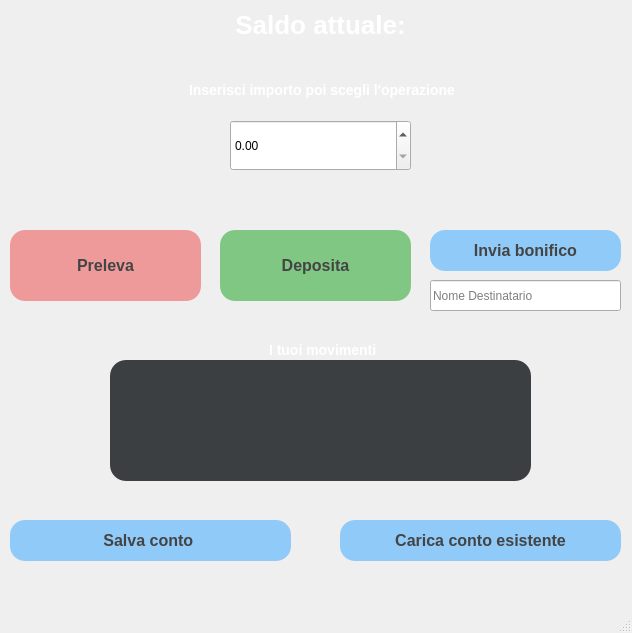
AndreaDiPietro0/BankAccount_DiPietro, file MainWindow.ui: the form before one commit.
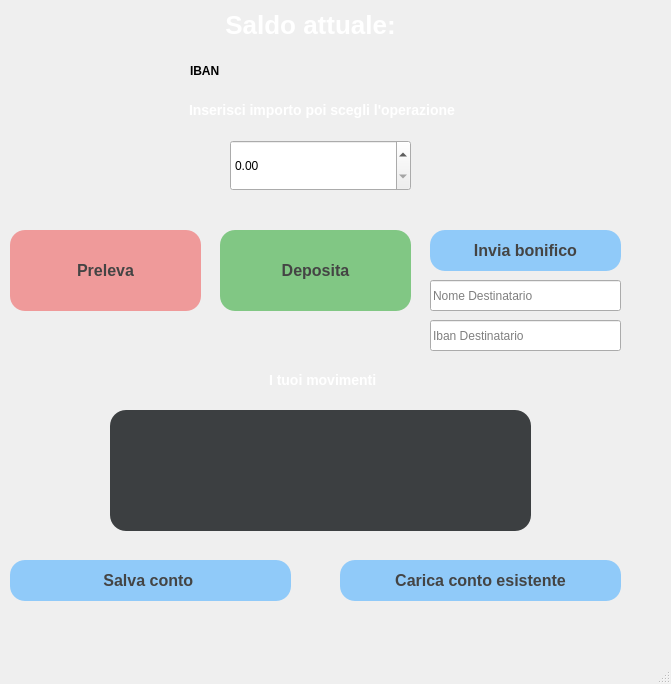
The form after the commit.

Commit message: aggiunto iban, ui, costruttore Transaction

What changed in the file:
```diff
--- a/MainWindow.ui
+++ b/MainWindow.ui
@@ -6,8 +6,8 @@
    <rect>
     <x>0</x>
     <y>0</y>
-    <width>632</width>
-    <height>633</height>
+    <width>671</width>
+    <height>684</height>
    </rect>
   </property>
   <property name="windowTitle">
@@ -17,9 +17,9 @@
    <widget class="QLabel" name="labelSaldo">
     <property name="geometry">
      <rect>
-      <x>170</x>
+      <x>140</x>
       <y>0</y>
-      <width>301</width>
+      <width>341</width>
       <height>51</height>
      </rect>
     </property>
@@ -53,7 +53,7 @@
       <x>220</x>
       <y>230</y>
       <width>191</width>
-      <height>71</height>
+      <height>81</height>
      </rect>
     </property>
     <property name="font">
@@ -90,7 +90,7 @@
       <x>10</x>
       <y>230</y>
       <width>191</width>
-      <height>71</height>
+      <height>81</height>
      </rect>
     </property>
     <property name="font">
@@ -125,7 +125,7 @@
     <property name="geometry">
      <rect>
       <x>10</x>
-      <y>520</y>
+      <y>560</y>
       <width>281</width>
       <height>41</height>
      </rect>
@@ -162,7 +162,7 @@
     <property name="geometry">
      <rect>
       <x>340</x>
-      <y>520</y>
+      <y>560</y>
       <width>281</width>
       <height>41</height>
      </rect>
@@ -254,7 +254,7 @@
     <property name="geometry">
      <rect>
       <x>110</x>
-      <y>360</y>
+      <y>410</y>
       <width>421</width>
       <height>121</height>
      </rect>
@@ -287,7 +287,7 @@
     <property name="geometry">
      <rect>
       <x>260</x>
-      <y>330</y>
+      <y>360</y>
       <width>121</width>
       <height>41</height>
      </rect>
@@ -317,7 +317,7 @@
     <property name="geometry">
      <rect>
       <x>180</x>
-      <y>70</y>
+      <y>90</y>
       <width>371</width>
       <height>41</height>
      </rect>
@@ -347,7 +347,7 @@
     <property name="geometry">
      <rect>
       <x>230</x>
-      <y>120</y>
+      <y>140</y>
       <width>181</width>
       <height>51</height>
      </rect>
@@ -358,6 +358,56 @@
      </font>
     </property>
    </widget>
+   <widget class="QLabel" name="labelIban">
+    <property name="geometry">
+     <rect>
+      <x>190</x>
+      <y>50</y>
+      <width>371</width>
+      <height>41</height>
+     </rect>
+    </property>
+    <property name="font">
+     <font>
+      <family>Arial</family>
+      <bold>true</bold>
+     </font>
+    </property>
+    <property name="styleSheet">
+     <string notr="true">QLabel#labeInsImp{ 
+    color: white; 
+    font-family: &quot;Arial&quot;, sans-serif; /* Tipo di font */
+    font-size: 14px; /* Grande */
+    font-weight: bold; /* Grassetto */
+    padding: 5px; /* Spaziatura interna */
+    border-bottom: 2px solid #cccccc; /* Sottolineatura grigia */
+}</string>
+    </property>
+    <property name="text">
+     <string>IBAN</string>
+    </property>
+   </widget>
+   <widget class="QLineEdit" name="editIbanDestinatario">
+    <property name="geometry">
+     <rect>
+      <x>430</x>
+      <y>320</y>
+      <width>191</width>
+      <height>31</height>
+     </rect>
+    </property>
+    <property name="font">
+     <font>
+      <family>Helvetica</family>
+     </font>
+    </property>
+    <property name="text">
+     <string/>
+    </property>
+    <property name="placeholderText">
+     <string>Iban Destinatario</string>
+    </property>
+   </widget>
   </widget>
   <widget class="QMenuBar" name="menubar">
    <property name="geometry">
```
Left out of the diff: 2 changed lines with no effect on the pictures. The commit also changes 10 other files.
